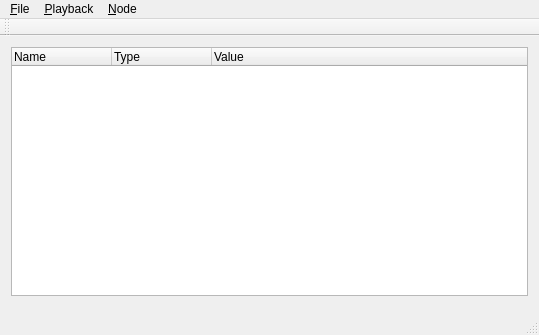
crumblingstatue/NoLifeExplorer, file mainwindow.ui: the form before one commit.
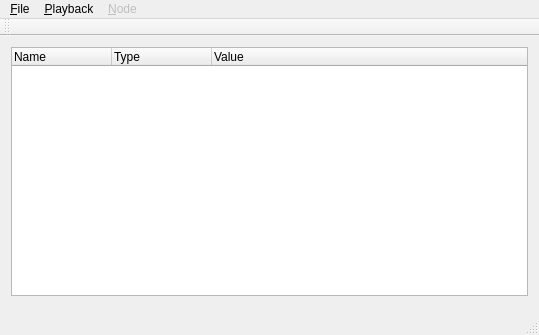
The form after the commit. Custom widgets are drawn as their Qt base class.

Commit message: Disable Node menu when starting up

What changed in the file:
```diff
--- a/mainwindow.ui
+++ b/mainwindow.ui
@@ -61,6 +61,9 @@
     <addaction name="actionLoop"/>
    </widget>
    <widget class="QMenu" name="menuNode">
+    <property name="enabled">
+     <bool>false</bool>
+    </property>
     <property name="title">
      <string>&amp;Node</string>
     </property>
```
The commit also changes 1 other file.
